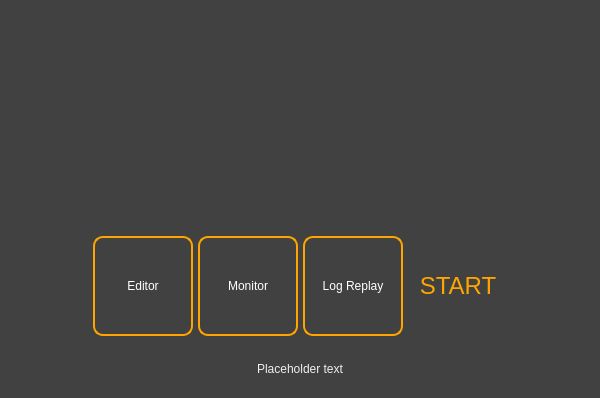
Before: the Qt Designer form bt_editor/startup_dialog.ui in BehaviorTree/Groot, drawn with Qt 5.
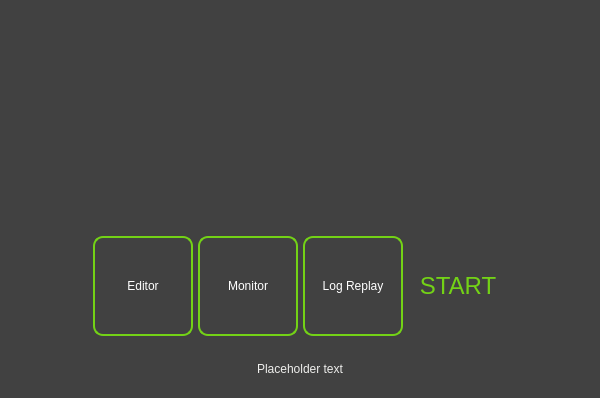
After: the same form once the commit is applied. Icons and pictures are not drawn.

Commit message: name and color changed

Patch:
```diff
--- a/bt_editor/startup_dialog.ui
+++ b/bt_editor/startup_dialog.ui
@@ -177,7 +177,7 @@
        </property>
        <property name="styleSheet">
         <string notr="true">color:white;
-border: 2px solid orange; 
+border: 2px solid rgb(115, 210, 22); 
 border-radius: 10px;
 </string>
        </property>
@@ -230,7 +230,7 @@
        </property>
        <property name="styleSheet">
         <string notr="true">color:white;
-border: 2px solid orange; 
+border: 2px solid rgb(115, 210, 22); 
 border-radius: 10px;
 
 
@@ -285,7 +285,7 @@
        </property>
        <property name="styleSheet">
         <string notr="true">color:white;
-border: 2px solid orange; 
+border: 2px solid rgb(115, 210, 22); 
 border-radius: 10px;
 
 </string>
@@ -337,7 +337,7 @@
         <string>&lt;html&gt;&lt;head/&gt;&lt;body&gt;&lt;p&gt;&lt;span style=&quot; font-size:10pt; color:#eeeeec;&quot;&gt;Launch the application&lt;/span&gt;&lt;/p&gt;&lt;/body&gt;&lt;/html&gt;</string>
        </property>
        <property name="styleSheet">
-        <string notr="true">color: orange</string>
+        <string notr="true">color: rgb(115, 210, 22)</string>
        </property>
        <property name="text">
         <string>START</string>
```
The commit also changes 7 other files.
